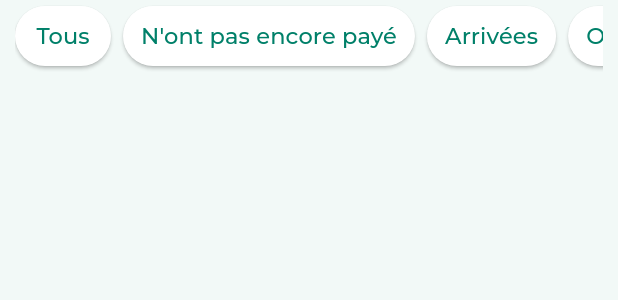
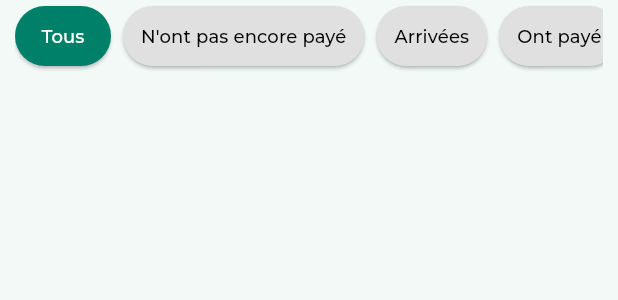
Before and after one commit to dylancodeverse/Smart-time-tracking, a Flutter app: the SearchFilters widget shown alone on an empty page, opened directly, on a phone screen of 412 x 824 dp. Shown: the top 300 px of the screen. Run offline on Flutter 3.47's test engine with Material 3 defaults, Android fonts, the phone set to English and light mode, and no system bars; our stand-ins replace flutter_local_notifications, permission_handler, shared_preferences, sqflite; missing offline and left inert: workmanager; accounts and stored records are empty; statements that could not run were skipped.

Commit message:
search filter with states

```diff
--- a/lib/main.dart
+++ b/lib/main.dart
@@ -22,6 +22,7 @@ import 'package:sola/presentation/UI/features/home/home_screen.dart';
 import 'package:sola/presentation/UI/features/participation/participation_screen.dart';
 import 'package:sola/presentation/providers/arrival_declaration/modal_provider.dart';
 import 'package:sola/presentation/providers/home/daily_statistic_list_provider.dart';
+import 'package:sola/presentation/providers/home/search_filter_provider.dart';
 
 
 void main() async {
@@ -43,6 +44,7 @@ void main() async {
         ChangeNotifierProvider(create: (context) => DailyStatisticListProvider(iDailyStatisticListService: iDailyStatisticListService)),
         ChangeNotifierProvider(create: (context) => ModalProvider(iViolation: ViolationService(violationDatasource: violationDatasource))),
         ChangeNotifierProvider(create: (context) => RadioAssignmentProvider()),
+        ChangeNotifierProvider(create: (context) => FilterProvider())
       ],
       child: MyApp(),
     ),
--- a/lib/presentation/UI/features/home/search/search_filters.dart
+++ b/lib/presentation/UI/features/home/search/search_filters.dart
@@ -1,52 +1,58 @@
 import 'package:flutter/material.dart';
+import 'package:provider/provider.dart';
+import 'package:sola/presentation/providers/home/search_filter_provider.dart';
 
 class SearchFilters extends StatelessWidget {
   @override
   Widget build(BuildContext context) {
+    final filterProvider = Provider.of<FilterProvider>(context);
+
     return Container(
       padding: EdgeInsets.symmetric(horizontal: 10),
       child: SingleChildScrollView(
-        scrollDirection: Axis.horizontal, // Permet le défilement horizontal
+        scrollDirection: Axis.horizontal,
         child: Row(
-          children: [
-            _FilterButton(label: 'Tous'),
-            SizedBox(width: 8), // Ajoute un espace entre les boutons
-            _FilterButton(label: 'N\'ont pas encore payé'),
-            SizedBox(width: 8), // Ajoute un espace entre les boutons
-            _FilterButton(label: 'Arrivées'),
-            SizedBox(width: 8),
-            _FilterButton(label: 'Ont payé'),
-            SizedBox(width: 8),
-            _FilterButton(label: 'Sur route'),
-          ],
+          children: filterProvider.filters.map((filter) {
+            return Padding(
+              padding: const EdgeInsets.only(right: 8),
+              child: _FilterButton(
+                label: filter,
+                isActive: filterProvider.selectedFilter == filter,
+                onTap: () => filterProvider.setSelectedFilter(context,filter),
+              ),
+            );
+          }).toList(),
         ),
       ),
     );
   }
 }
 
-
 class _FilterButton extends StatelessWidget {
   final String label;
+  final bool isActive;
+  final VoidCallback onTap;
 
-  const _FilterButton({required this.label});
+  const _FilterButton({
+    required this.label,
+    required this.isActive,
+    required this.onTap,
+  });
 
   @override
   Widget build(BuildContext context) {
     return ElevatedButton(
-      onPressed: () {
-        // Action à effectuer lors du clic sur un filtre
-      },
+      onPressed: onTap,
       style: ElevatedButton.styleFrom(
-        foregroundColor: Color(0xFF008069), // Couleur de fond (vert foncé WhatsApp)
-        backgroundColor: Colors.white, // Couleur du texte et des icônes (vert clair)
+        backgroundColor: isActive ? Color(0xFF008069) : Colors.grey[300], // Vert actif, gris sinon
+        foregroundColor: isActive ? Colors.white : Colors.black, // Texte
 
         padding: EdgeInsets.symmetric(horizontal: 12, vertical: 8),
         shape: RoundedRectangleBorder(
           borderRadius: BorderRadius.circular(20),
         ),
       ),
-      child: Text(label, style: TextStyle(fontSize: 15)),
+      child: Text(label, style: TextStyle(fontSize: 12)),
     );
   }
 }
--- /dev/null
+++ b/lib/presentation/providers/home/search_filter_provider.dart
@@ -0,0 +1,31 @@
+import 'package:flutter/material.dart';
+import 'package:provider/provider.dart';
+import 'package:sola/presentation/providers/home/daily_statistic_list_provider.dart';
+
+class FilterProvider extends ChangeNotifier {
+  final List<String> _filters = [
+    'Tous',
+    'N\'ont pas encore payé',
+    'Arrivées',
+    'Ont payé',
+    'Sur route'
+  ];
+
+  String _selectedFilter = 'Tous'; // Filtre actif par défaut
+
+  List<String> get filters => _filters;
+  String get selectedFilter => _selectedFilter;
+
+  void setSelectedFilter(BuildContext context, String filter) {
+    _selectedFilter = filter;
+
+    // Accéder au provider DailyStatisticListProvider
+    final dailyStatisticProvider = Provider.of<DailyStatisticListProvider>(context, listen: false);
+
+    // Exemple : mettre à jour une liste en fonction du filtre sélectionné
+    dailyStatisticProvider.filterDailyStatsByPreparedFilter(filter);
+
+    notifyListeners(); // Notifie l'UI de la mise à jour
+  }
+
+}
```
